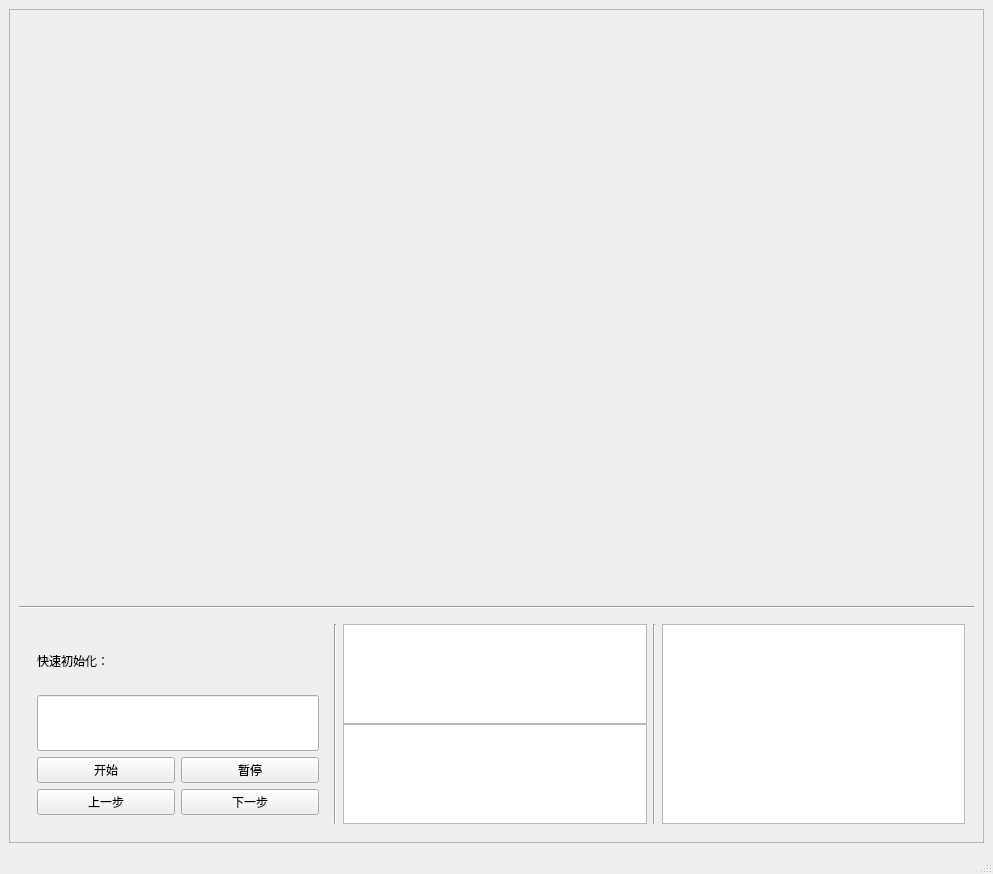
Old version of the form ModuleA/bbUI.ui in the repository Hebici1030/AlgorithmVisualization.
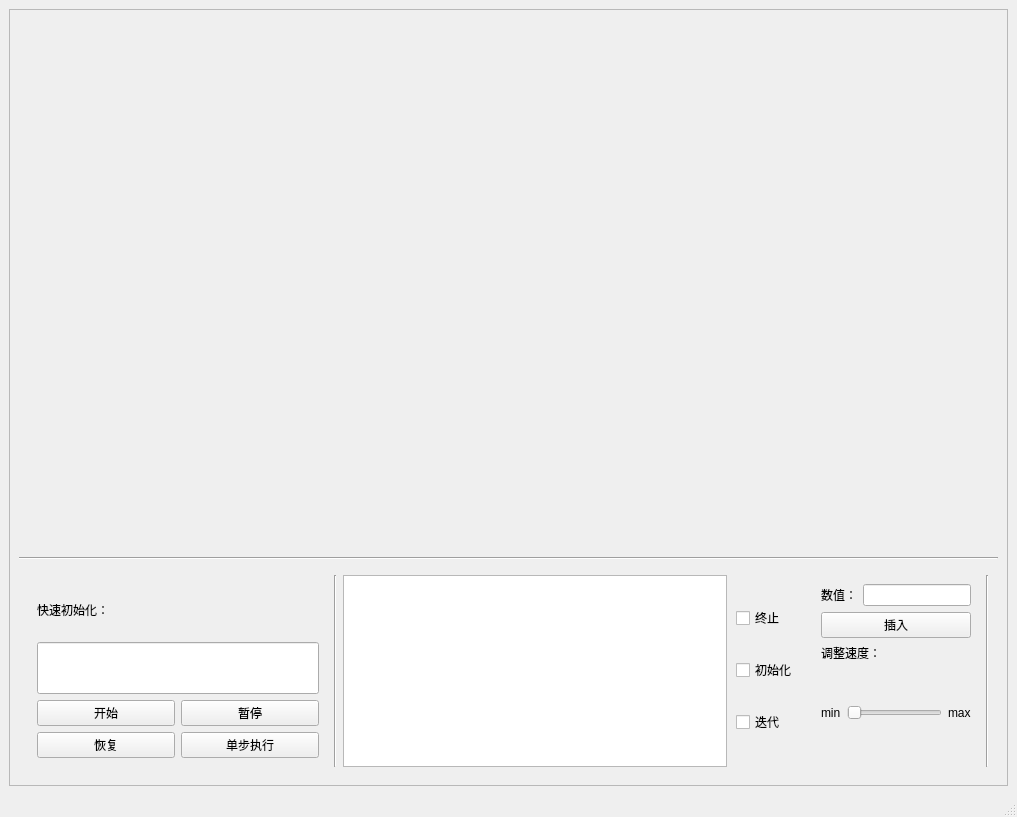
New version of the form.

What changed in the file:
```diff
--- a/ModuleA/bbUI.ui
+++ b/ModuleA/bbUI.ui
@@ -6,8 +6,8 @@
    <rect>
     <x>0</x>
     <y>0</y>
-    <width>993</width>
-    <height>874</height>
+    <width>1017</width>
+    <height>817</height>
    </rect>
   </property>
   <property name="windowTitle">
@@ -25,8 +25,8 @@
         <rect>
          <x>0</x>
          <y>0</y>
-         <width>969</width>
-         <height>799</height>
+         <width>993</width>
+         <height>742</height>
         </rect>
        </property>
        <layout class="QHBoxLayout" name="horizontalLayout_2">
@@ -41,8 +41,27 @@
              </sizepolicy>
             </property>
             <layout class="QHBoxLayout" name="horizontalLayout_5">
+             <property name="spacing">
+              <number>0</number>
+             </property>
+             <property name="leftMargin">
+              <number>0</number>
+             </property>
+             <property name="topMargin">
+              <number>0</number>
+             </property>
+             <property name="rightMargin">
+              <number>0</number>
+             </property>
+             <property name="bottomMargin">
+              <number>0</number>
+             </property>
              <item>
-              <layout class="QVBoxLayout" name="WorkLayout"/>
+              <layout class="QVBoxLayout" name="WorkLayout">
+               <property name="spacing">
+                <number>0</number>
+               </property>
+              </layout>
              </item>
             </layout>
            </widget>
@@ -135,14 +154,14 @@
                   <item row="1" column="0">
                    <widget class="QPushButton" name="PrvBTN">
                     <property name="text">
-                     <string>上一步</string>
+                     <string>恢复</string>
                     </property>
                    </widget>
                   </item>
                   <item row="1" column="1">
                    <widget class="QPushButton" name="NextBTN">
                     <property name="text">
-                     <string>下一步</string>
+                     <string>单步执行</string>
                     </property>
                    </widget>
                   </item>
@@ -196,36 +215,14 @@
                  <number>0</number>
                 </property>
                 <item>
-                 <layout class="QVBoxLayout" name="verticalLayout_4">
+                 <layout class="QHBoxLayout" name="horizontalLayout_9">
                   <property name="sizeConstraint">
                    <enum>QLayout::SetFixedSize</enum>
                   </property>
-                  <item>
-                   <widget class="QTextBrowser" name="ABrower">
-                    <property name="sizePolicy">
-                     <sizepolicy hsizetype="Expanding" vsizetype="Minimum">
-                      <horstretch>0</horstretch>
-                      <verstretch>0</verstretch>
-                     </sizepolicy>
-                    </property>
-                    <property name="minimumSize">
-                     <size>
-                      <width>0</width>
-                      <height>100</height>
-                     </size>
-                    </property>
-                    <property name="maximumSize">
-                     <size>
-                      <width>16777215</width>
-                      <height>100</height>
-                     </size>
-                    </property>
-                   </widget>
-                  </item>
                   <item>
                    <widget class="QTextBrowser" name="CBrower">
                     <property name="sizePolicy">
-                     <sizepolicy hsizetype="Expanding" vsizetype="Minimum">
+                     <sizepolicy hsizetype="Expanding" vsizetype="Preferred">
                       <horstretch>0</horstretch>
                       <verstretch>0</verstretch>
                      </sizepolicy>
@@ -239,66 +236,177 @@
                     <property name="maximumSize">
                      <size>
                       <width>16777215</width>
-                      <height>100</height>
+                      <height>16677215</height>
                      </size>
                     </property>
                    </widget>
                   </item>
+                  <item>
+                   <widget class="QWidget" name="widget_5" native="true">
+                    <property name="sizePolicy">
+                     <sizepolicy hsizetype="Preferred" vsizetype="Minimum">
+                      <horstretch>0</horstretch>
+                      <verstretch>0</verstretch>
+                     </sizepolicy>
+                    </property>
+                    <property name="minimumSize">
+                     <size>
+                      <width>0</width>
+                      <height>30</height>
+                     </size>
+                    </property>
+                    <property name="maximumSize">
+                     <size>
+                      <width>16777215</width>
+                      <height>1666</height>
+                     </size>
+                    </property>
+                    <layout class="QVBoxLayout" name="verticalLayout_4">
+                     <item>
+                      <widget class="QCheckBox" name="EBubble">
+                       <property name="text">
+                        <string>终止</string>
+                       </property>
+                      </widget>
+                     </item>
+                     <item>
+                      <widget class="QCheckBox" name="BBubble">
+                       <property name="text">
+                        <string>初始化</string>
+                       </property>
+                      </widget>
+                     </item>
+                     <item>
+                      <widget class="QCheckBox" name="CBubble">
+                       <property name="text">
+                        <string>迭代</string>
+                       </property>
+                      </widget>
+                     </item>
+                    </layout>
+                   </widget>
+                  </item>
                  </layout>
                 </item>
                </layout>
               </widget>
              </item>
-             <item>
-              <widget class="Line" name="line_3">
-               <property name="orientation">
-                <enum>Qt::Vertical</enum>
-               </property>
-              </widget>
-             </item>
              <item>
               <widget class="QWidget" name="widget_4" native="true">
                <property name="sizePolicy">
-                <sizepolicy hsizetype="Expanding" vsizetype="Preferred">
+                <sizepolicy hsizetype="Fixed" vsizetype="Preferred">
                  <horstretch>0</horstretch>
                  <verstretch>0</verstretch>
                 </sizepolicy>
                </property>
-               <layout class="QVBoxLayout" name="verticalLayout_5">
-                <property name="spacing">
-                 <number>0</number>
-                </property>
-                <property name="leftMargin">
-                 <number>0</number>
-                </property>
-                <property name="topMargin">
-                 <number>0</number>
-                </property>
-                <property name="rightMargin">
-                 <number>0</number>
-                </property>
-                <property name="bottomMargin">
-                 <number>0</number>
-                </property>
+               <layout class="QVBoxLayout" name="verticalLayout_7">
                 <item>
-                 <widget class="QTextBrowser" name="textBrowser_3">
+                 <layout class="QVBoxLayout" name="verticalLayout_5">
+                  <item>
+                   <layout class="QHBoxLayout" name="horizontalLayout_6">
+                    <item>
+                     <widget class="QLabel" name="label_2">
+                      <property name="sizePolicy">
+                       <sizepolicy hsizetype="Fixed" vsizetype="Preferred">
+                        <horstretch>0</horstretch>
+                        <verstretch>0</verstretch>
+                       </sizepolicy>
+                      </property>
+                      <property name="text">
+                       <string>数值：</string>
+                      </property>
+                     </widget>
+                    </item>
+                    <item>
+                     <widget class="QLineEdit" name="lineEdit">
+                      <property name="sizePolicy">
+                       <sizepolicy hsizetype="Fixed" vsizetype="Fixed">
+                        <horstretch>0</horstretch>
+                        <verstretch>0</verstretch>
+                       </sizepolicy>
+                      </property>
+                     </widget>
+                    </item>
+                   </layout>
+                  </item>
+                  <item>
+                   <widget class="QPushButton" name="InsertBTN">
+                    <property name="sizePolicy">
+                     <sizepolicy hsizetype="Preferred" vsizetype="Fixed">
+                      <horstretch>0</horstretch>
+                      <verstretch>0</verstretch>
+                     </sizepolicy>
+                    </property>
+                    <property name="text">
+                     <string>插入</string>
+                    </property>
+                   </widget>
+                  </item>
+                 </layout>
+                </item>
+                <item>
+                 <widget class="QLabel" name="label_5">
                   <property name="sizePolicy">
-                   <sizepolicy hsizetype="Expanding" vsizetype="Preferred">
+                   <sizepolicy hsizetype="Preferred" vsizetype="Fixed">
                     <horstretch>0</horstretch>
                     <verstretch>0</verstretch>
                    </sizepolicy>
                   </property>
-                  <property name="maximumSize">
-                   <size>
-                    <width>16777215</width>
-                    <height>16777215</height>
-                   </size>
+                  <property name="text">
+                   <string>调整速度：</string>
                   </property>
                  </widget>
                 </item>
+                <item>
+                 <layout class="QHBoxLayout" name="horizontalLayout_8">
+                  <item>
+                   <widget class="QLabel" name="label_4">
+                    <property name="text">
+                     <string>min</string>
+                    </property>
+                   </widget>
+                  </item>
+                  <item>
+                   <widget class="QSlider" name="SpeedSlider">
+                    <property name="sizePolicy">
+                     <sizepolicy hsizetype="Expanding" vsizetype="Preferred">
+                      <horstretch>0</horstretch>
+                      <verstretch>0</verstretch>
+                     </sizepolicy>
+                    </property>
+                    <property name="orientation">
+                     <enum>Qt::Horizontal</enum>
+                    </property>
+                    <property name="tickInterval">
+                     <number>1</number>
+                    </property>
+                   </widget>
+                  </item>
+                  <item>
+                   <widget class="QLabel" name="label_3">
+                    <property name="sizePolicy">
+                     <sizepolicy hsizetype="Minimum" vsizetype="Minimum">
+                      <horstretch>0</horstretch>
+                      <verstretch>0</verstretch>
+                     </sizepolicy>
+                    </property>
+                    <property name="text">
+                     <string>max</string>
+                    </property>
+                   </widget>
+                  </item>
+                 </layout>
+                </item>
                </layout>
               </widget>
              </item>
+             <item>
+              <widget class="Line" name="line_3">
+               <property name="orientation">
+                <enum>Qt::Vertical</enum>
+               </property>
+              </widget>
+             </item>
             </layout>
            </widget>
           </item>
```
Left out of the diff: 2 changed lines with no effect on the pictures.
